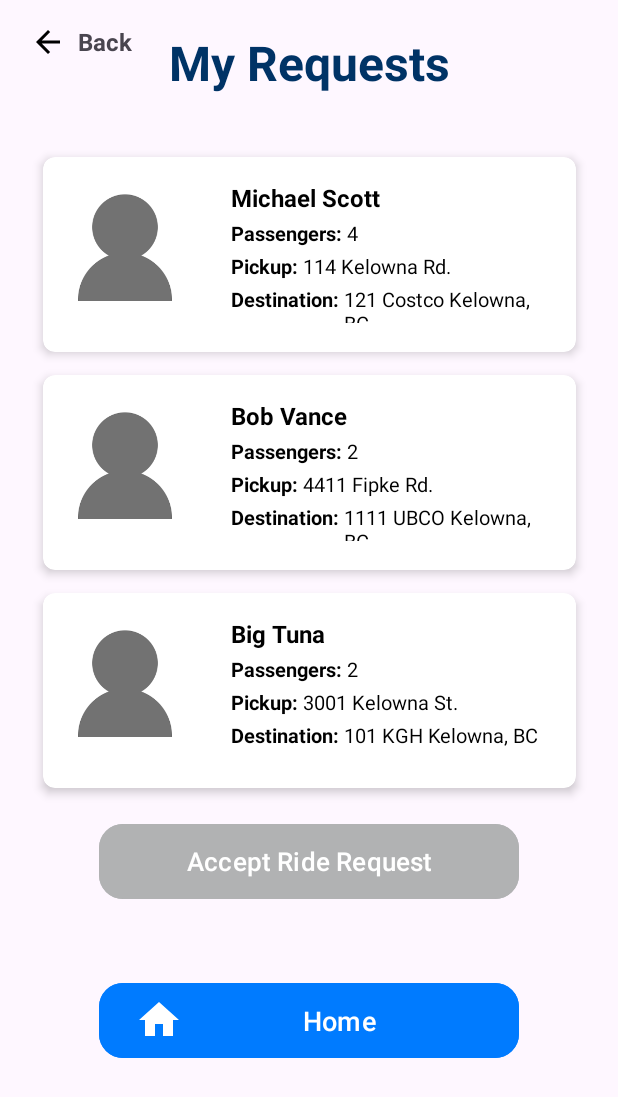
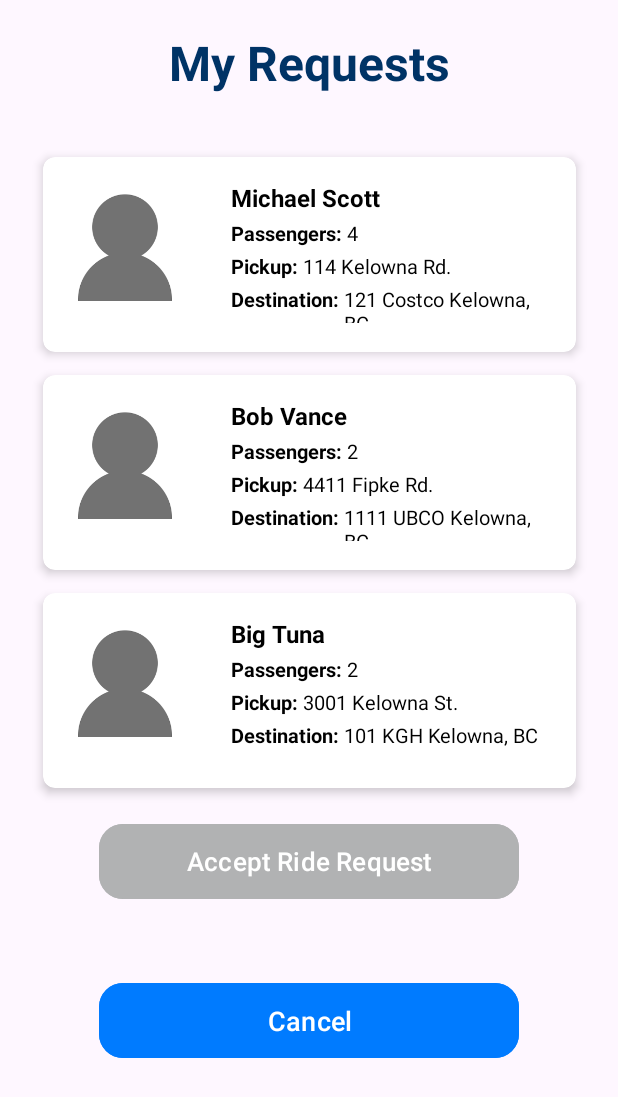
Before and after one commit to Rheiley/kelowna-connect, an Android app: the Requests screen opened directly, with no data from a screen before it, on a phone screen of 412 x 824 dp. Shown: the top 1097 px of the screen. Run offline under Robolectric (Android 15) with nearby library versions, the phone set to English and light mode, and no system bars.

Commit message:
Fixed all home buttons, rate input, accepting requests, and alert pop-up

```diff
--- a/app/src/main/java/com/example/kelownaconnect/Requests.java
+++ b/app/src/main/java/com/example/kelownaconnect/Requests.java
@@ -3,6 +3,7 @@ package com.example.kelownaconnect;
 import android.content.Intent;
 import android.os.Bundle;
 import android.widget.Button;
+import android.widget.LinearLayout;
 import android.widget.Toast;
 
 import androidx.activity.EdgeToEdge;
@@ -18,11 +19,10 @@ import androidx.core.view.WindowInsetsCompat;
 public class Requests extends AppCompatActivity {
 
     CardView card1, card2, card3;
-    Button acc, home;
-    Offer request;
+    Button acc, cancel;
+    Offer request, offer;
     boolean clicked = false;
     String name, pass, pick, dest;    //hard code
-    Offer offer;
 
     @Override
     protected void onCreate(Bundle savedInstanceState) {
@@ -39,7 +39,7 @@ public class Requests extends AppCompatActivity {
         card2 = findViewById(R.id.card2);
         card3 = findViewById(R.id.card3);
         acc = findViewById(R.id.accept);
-        home = findViewById(R.id.home);
+        cancel = findViewById(R.id.home);
 
         setClickableElements();
         setupOnClickListeners();
@@ -51,11 +51,22 @@ public class Requests extends AppCompatActivity {
         card1.setClickable(true);
         card2.setClickable(true);
         card3.setClickable(true);
-        home.setClickable(true);
+        cancel.setClickable(true);
         acc.setClickable(true);
     }
 
     private void setupOnClickListeners(){
+        cancel.setOnClickListener(v -> {
+            if(clicked) {
+                card1.setCardBackgroundColor(ContextCompat.getColor(this, R.color.white));
+                card2.setCardBackgroundColor(ContextCompat.getColor(this, R.color.white));
+                card3.setCardBackgroundColor(ContextCompat.getColor(this, R.color.white));
+                acc.setBackgroundColor(ContextCompat.getColor(this, R.color.buttongrey));
+                acc.setClickable(false);
+                clicked = false;
+                setupOnClickListeners();
+            }
+        });
         card1.setOnClickListener(v -> {
             if(!clicked) {
                 card1.setCardBackgroundColor(ContextCompat.getColor(this, R.color.grey));
@@ -101,15 +112,6 @@ public class Requests extends AppCompatActivity {
                 //for now it will go to requests but it would go to MyOffers activity if we were to add it
 //                confirmAccept(request);
                 confirmOffer(offer);
-                //send data
-                Intent intent = new Intent(Requests.this, RideAcceptConfirmation.class);
-                Bundle bundle = new Bundle();
-                bundle.putString("name", name);
-                bundle.putString("pass", pass);
-                bundle.putString("pick", pick);
-                bundle.putString("dest", dest);
-                intent.putExtras(bundle);
-                startActivity(intent);
             }
         });
     }
@@ -119,30 +121,21 @@ public class Requests extends AppCompatActivity {
         request = intent.getParcelableExtra("offer");
     }
 
-//    private void confirmAccept(Offer offer) {
-//        new AlertDialog.Builder(this)
-//                .setTitle("Confirm Booking")
-//                .setMessage("Are you sure you want to accept " + name + " ?")
-//                .setPositiveButton("Confirm", (dialog, which) -> {
-////                    // Handle the accept confirmation
-////                    Intent confirmationIntent = new Intent(Requests.this, RideAcceptConfirmation.class);
-////                    confirmationIntent.putExtra("offer", request);
-////                    startActivity(confirmationIntent);
-//                })
-//                .setNegativeButton("Cancel", (dialog, which) -> {
-//                    // Handle the cancel action
-//                    dialog.dismiss();
-//                })
-//                .show();
-//    }
-
     private void confirmOffer(Offer offer) {
         AlertDialog.Builder builder = new AlertDialog.Builder(Requests.this);
                 builder.setTitle("Confirm Accept")
-                        .setMessage("Are you sure you want to accept this request?");
+                        .setMessage("Are you sure you want to accept " + name + "'s ride request?");
                 builder.setPositiveButton("Confirm", (dialog, which) -> {
                     // Handle the booking confirmation
-                    startActivity(new Intent(Requests.this, RideAcceptConfirmation.class));
+                    //send data
+                    Intent intent = new Intent(Requests.this, RideAcceptConfirmation.class);
+                    Bundle bundle = new Bundle();
+                    bundle.putString("name", name);
+                    bundle.putString("pass", pass);
+                    bundle.putString("pick", pick);
+                    bundle.putString("dest", dest);
+                    intent.putExtras(bundle);
+                    startActivity(intent);
                 });
                 builder.setNegativeButton("Cancel", (dialog, which) -> {
                     // Handle the cancel action
--- a/app/src/main/java/com/example/kelownaconnect/RideAcceptConfirmation.java
+++ b/app/src/main/java/com/example/kelownaconnect/RideAcceptConfirmation.java
@@ -44,7 +44,7 @@ public class RideAcceptConfirmation extends AppCompatActivity {
             startActivity(new Intent(RideAcceptConfirmation.this, Requests.class));
         });
         home.setOnClickListener(v -> {
-            finish();
+            startActivity(new Intent(RideAcceptConfirmation.this, MainActivity.class));
         });
     }
     private void setDetails() {
--- a/app/src/main/java/com/example/kelownaconnect/ViewRequests.java
+++ b/app/src/main/java/com/example/kelownaconnect/ViewRequests.java
@@ -3,6 +3,7 @@ package com.example.kelownaconnect;
 import android.content.Intent;
 import android.os.Bundle;
 import android.widget.Button;
+import android.widget.LinearLayout;
 import android.widget.Toast;
 
 import androidx.activity.EdgeToEdge;
@@ -35,6 +36,8 @@ public class ViewRequests extends AppCompatActivity {
         acc.setOnClickListener(v -> {
             Toast.makeText(ViewRequests.this, "Feature coming soon :D", Toast.LENGTH_SHORT).show();
         });
-        home.setOnClickListener(v -> finish());
+        home.setOnClickListener(v -> {
+            startActivity(new Intent(ViewRequests.this, MainActivity.class));
+        });
     }
 }
--- a/app/src/main/res/layout/activity_requests.xml
+++ b/app/src/main/res/layout/activity_requests.xml
@@ -6,37 +6,6 @@
     android:layout_width="match_parent"
     android:layout_height="match_parent"
     tools:context=".Requests">
-
-    <!-- Back Button with Text -->
-    <LinearLayout
-        android:id="@+id/backButtonContainer"
-        android:layout_width="wrap_content"
-        android:layout_height="wrap_content"
-        android:layout_marginStart="20dp"
-        android:layout_marginTop="16dp"
-        android:gravity="center_vertical"
-        android:orientation="horizontal"
-        app:layout_constraintStart_toStartOf="parent"
-        app:layout_constraintTop_toTopOf="parent">
-
-        <!-- Arrow Icon -->
-        <ImageView
-            android:id="@+id/backArrow"
-            android:layout_width="24dp"
-            android:layout_height="24dp"
-            android:layout_marginEnd="8dp"
-            android:contentDescription="Back"
-            android:src="@drawable/baseline_arrow_back_24" />
-
-        <!-- Back Text -->
-        <TextView
-            android:id="@+id/backText"
-            android:layout_width="wrap_content"
-            android:layout_height="wrap_content"
-            android:text="Back"
-            android:textSize="16sp"
-            android:textStyle="bold" />
-    </LinearLayout>
 
     <TextView
         android:id="@+id/headerText"
@@ -430,10 +399,9 @@
         android:layout_height="58dp"
         android:layout_marginBottom="44dp"
         android:backgroundTint="#007BFF"
-        android:text="Home"
+        android:text="Cancel"
         android:textSize="18sp"
         app:cornerRadius="16dp"
-        app:icon="@drawable/baseline_home_24"
         app:iconSize="32dp"
         app:layout_constraintBottom_toBottomOf="parent"
         app:layout_constraintEnd_toEndOf="parent"
--- a/app/src/main/res/values/colors.xml
+++ b/app/src/main/res/values/colors.xml
@@ -4,4 +4,5 @@
     <color name="white">#FFFFFFFF</color>
     <color name="blue">#007BFF</color>
     <color name="grey">#CCCECF</color>
+    <color name="buttongrey">#b1b2b3</color>
 </resources>
```
Also changed, not shown: app/src/main/java/com/example/kelownaconnect/OfferARide.java (+9 -13 lines), app/src/main/res/layout/activity_view_requests.xml (+0 -31 lines).
